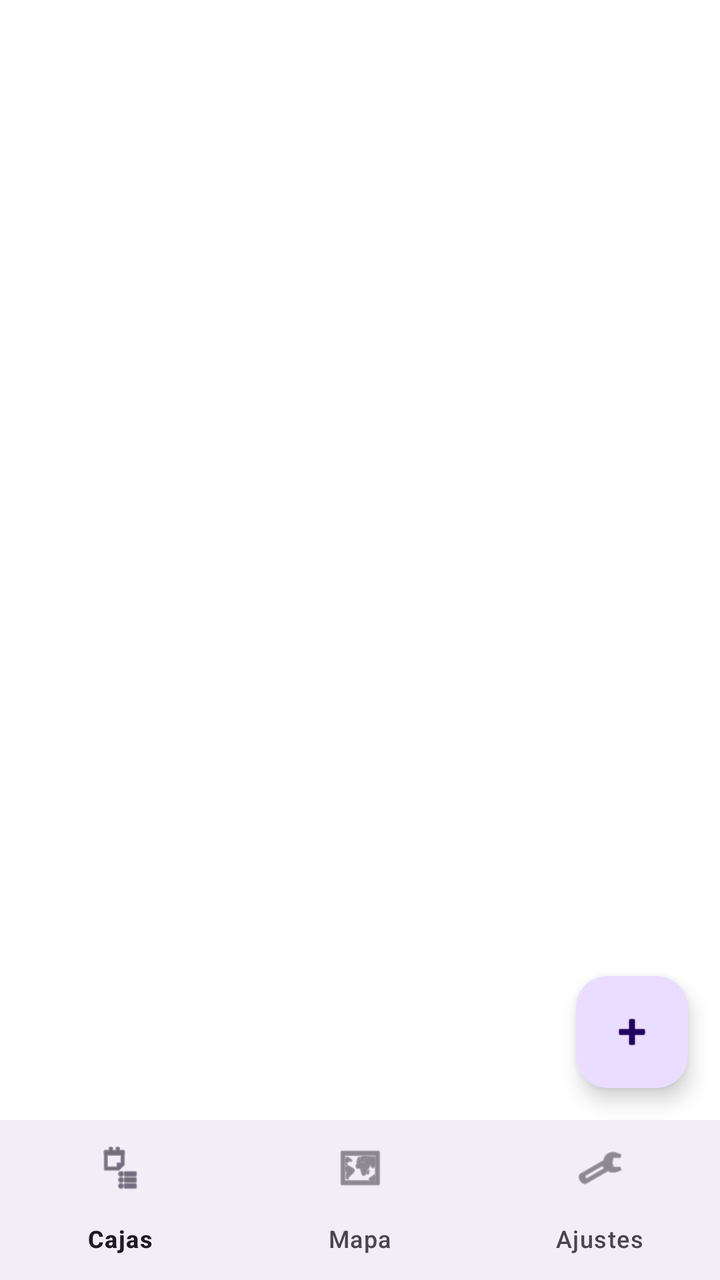
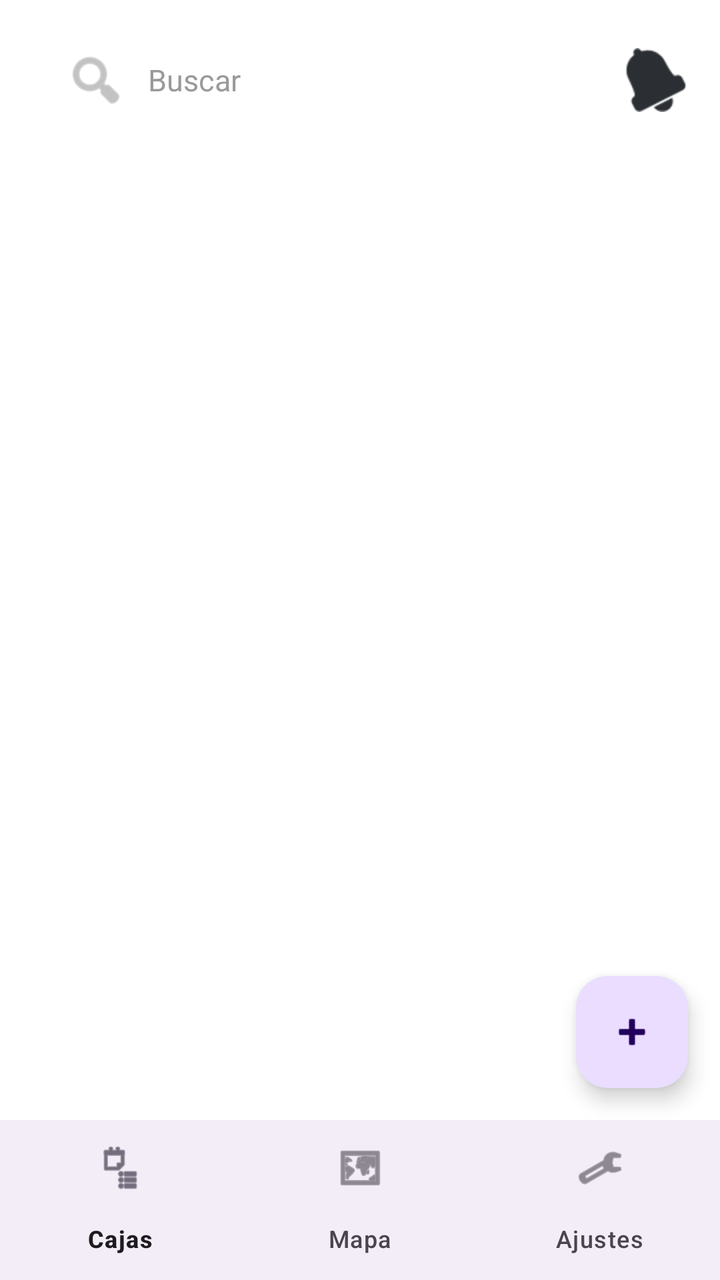

An Android layout rendered at two revisions. The XML below is the earlier revision; the diff shows what the commit changed to produce the second picture.
<!-- AndroidManifest.xml: application theme Theme.ProyeIoT -->
<!-- res/layout/activity_cajas.xml -->
<?xml version="1.0" encoding="utf-8"?>
<LinearLayout xmlns:android="http://schemas.android.com/apk/res/android"
    xmlns:app="http://schemas.android.com/apk/res-auto"
    android:id="@+id/main"
    android:layout_width="match_parent"
    android:layout_height="match_parent"
    android:orientation="vertical">

    <FrameLayout
        android:layout_width="match_parent"
        android:layout_height="0dp"
        android:layout_weight="1">

        <ScrollView
            android:layout_width="match_parent"
            android:layout_height="match_parent"
            android:clipToPadding="false"
            android:padding="12dp">

            <LinearLayout
                android:id="@+id/contCajas"
                android:layout_width="match_parent"
                android:layout_height="wrap_content"
                android:orientation="vertical" />
        </ScrollView>

        <com.google.android.material.floatingactionbutton.FloatingActionButton
            android:id="@+id/fabAnadir"
            android:layout_width="wrap_content"
            android:layout_height="wrap_content"
            android:layout_gravity="bottom|end"
            android:layout_margin="16dp"
            android:contentDescription="Añadir"
            android:src="@android:drawable/ic_input_add" />

    </FrameLayout>

    <com.google.android.material.bottomnavigation.BottomNavigationView
        android:id="@+id/bottomNav"
        android:layout_width="match_parent"
        android:layout_height="wrap_content"
        app:menu="@menu/menu_inferior" />

</LinearLayout>
<!-- resources referenced by this layout -->
<resources>
  <style name="Theme.ProyeIoT" parent="Base.Theme.ProyeIoT">
          <item name="android:colorBackground">@color/fondo_1</item>
          <item name="android:windowBackground">@color/fondo_1</item>
      </style>
  <style name="Base.Theme.ProyeIoT" parent="Theme.Material3.DayNight.NoActionBar">
          <item name="materialButtonStyle">@style/Widget.ProyeIoT.Button</item>
      </style>
  <color name="fondo_1">#FFFFFFFF</color>
  <style name="Widget.ProyeIoT.Button" parent="Widget.Material3.Button">
          <item name="backgroundTint">@color/boton_fondo</item>
          <item name="android:textColor">@color/color_blanco</item>
          <item name="color">@color/color_negro</item>
      </style>
  <color name="boton_fondo">@color/color_main</color>
  <color name="color_blanco">#FFFFFF</color>
  <color name="color_negro">#000000</color>
  <color name="color_main">#D6F8F402</color>
</resources>

<!-- the commit's change to res/layout/activity_cajas.xml (unified diff, before → after) -->
@@ -5,6 +5,47 @@
     android:layout_width="match_parent"
     android:layout_height="match_parent"
     android:orientation="vertical">
+
+    
+    <LinearLayout
+        android:layout_width="match_parent"
+        android:layout_height="wrap_content"
+        android:gravity="center_vertical"
+        android:orientation="horizontal"
+        android:paddingStart="16dp"
+        android:paddingTop="16dp"
+        android:paddingEnd="16dp"
+        android:paddingBottom="8dp">
+
+        <EditText
+            android:id="@+id/etBuscar"
+            android:layout_width="0dp"
+            android:layout_height="48dp"
+            android:layout_weight="1"
+            android:background="@drawable/buscador_fondo"
+            android:drawableStart="@android:drawable/ic_menu_search"
+            android:drawablePadding="10dp"
+            android:drawableTint="@color/texto_sub"
+            android:hint="Buscar"
+            android:imeOptions="actionSearch"
+            android:importantForAutofill="no"
+            android:inputType="text"
+            android:maxLines="1"
+            android:paddingStart="16dp"
+            android:paddingEnd="16dp"
+            android:textColor="@color/fondo_3"
+            android:textColorHint="@color/texto_sub"
+            android:textSize="15sp" />
+
+        <ImageView
+            android:id="@+id/ivCampana"
+            android:layout_width="32dp"
+            android:layout_height="32dp"
+            android:layout_marginStart="16dp"
+            android:contentDescription="Notificaciones"
+            android:src="@android:drawable/ic_popup_reminder"
+            app:tint="@color/fondo_3" />
+    </LinearLayout>
 
     <FrameLayout
         android:layout_width="match_parent"
<!-- resource entries referenced after the edit -->
@@ -1,5 +1,12 @@
 <!-- resources referenced by this layout -->
 <resources>
+  <color name="fondo_3">#2B2E33</color>
+  <color name="texto_sub">#9A9A9A</color>
+  <!-- drawable buscador_fondo (drawable) -->
+  <?xml version="1.0" encoding="utf-8"?>
+  <selector xmlns:android="http://schemas.android.com/apk/res/android">
+  
+  </selector>
   <style name="Theme.ProyeIoT" parent="Base.Theme.ProyeIoT">
           <item name="android:colorBackground">@color/fondo_1</item>
           <item name="android:windowBackground">@color/fondo_1</item>
